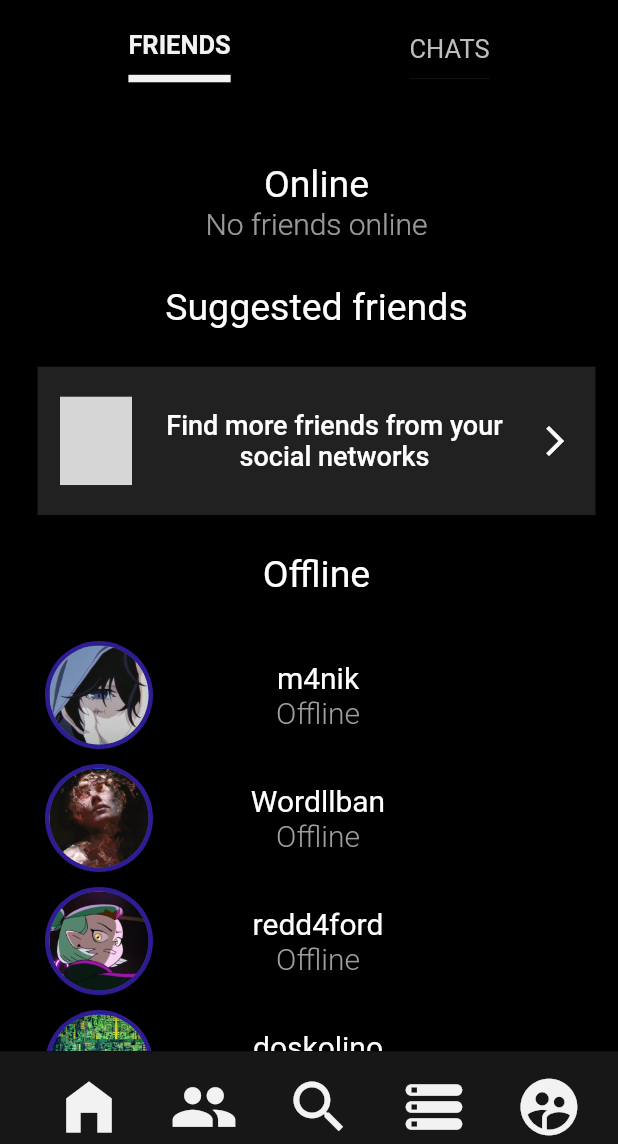
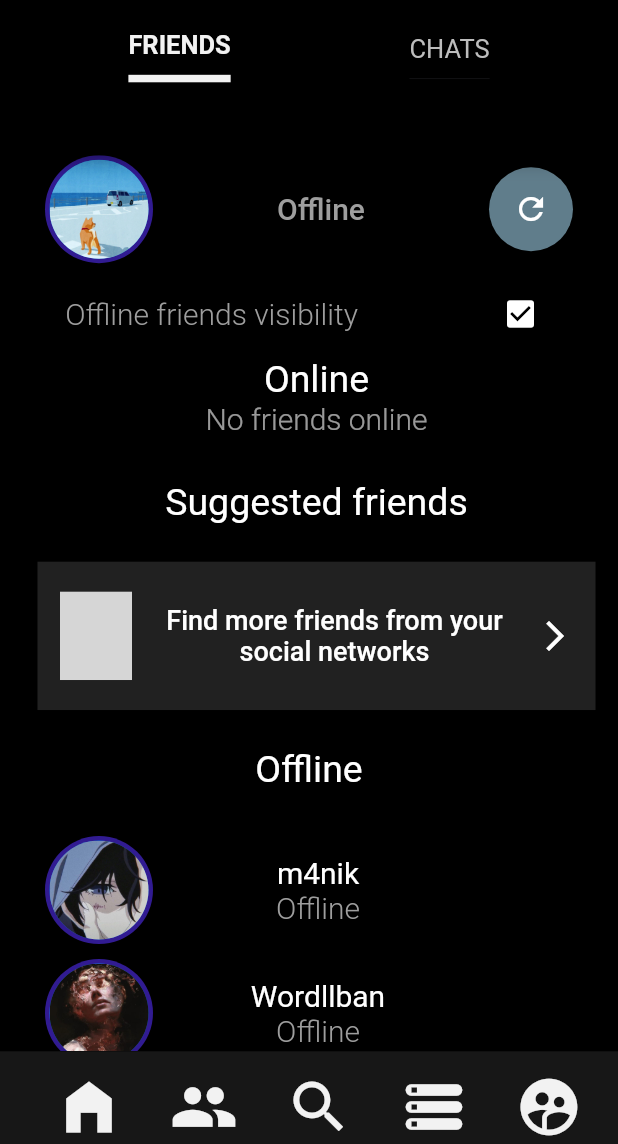
Before and after one commit to leobit-flutter-2021/xbox-app, a Flutter app: the Social screen opened directly, on a phone screen of 412 x 824 dp, the part 92-1236 px from its top. Run offline on Flutter 3.47's test engine with Material 2 defaults, Android fonts, the light colour scheme and no system bars; our stand-ins replace flutter_redux, redux; missing offline and left inert: image_stack; grey boxes are pictures that could not be loaded.

Commit message:
added local state for social view

```diff
--- a/lib/social_view/element/friends_list.dart
+++ b/lib/social_view/element/friends_list.dart
@@ -32,27 +32,33 @@ class OnlineFriends extends StatelessWidget {
                 SizedBox(height: 5),
                 SuggestionFriends(),
                 SizedBox(height: 5),
-                StyledText("Offline", 25.0, Color(0xFFFFFFFF), FontWeight.w400),
-                SizedBox(height: 30)
               ],
             )));
   }
 }
 
 class OfflineFriends extends StatelessWidget {
-  const OfflineFriends({Key? key}) : super(key: key);
+  OfflineFriends(this.isVisible);
+
+  final bool isVisible;
 
   @override
   Widget build(BuildContext context) {
-    return SingleChildScrollView(
+    return (isVisible) ? SingleChildScrollView(
       scrollDirection: Axis.vertical,
       child: Column(
-        children: friends
-            .map((friend) => _friendCard(
+        children: [
+          const StyledText("Offline", 25.0, Color(0xFFFFFFFF), FontWeight.w400),
+          const SizedBox(height: 30),
+          Column(
+            children: friends
+                .map((friend) => _friendCard(
                 context, friend.nickname, friend.imgLink, friend.onlineStatus))
-            .toList(),
-      ),
-    );
+                .toList(),
+          ),
+        ],
+      )
+    ) : Container();
   }
 
   Widget _friendCard(BuildContext context, String nickname, String imgLink,
--- a/lib/social_view/social.dart
+++ b/lib/social_view/social.dart
@@ -3,9 +3,17 @@ import 'package:lab_2_try/navigation/bottom_navigation.dart';
 
 import 'element/friends_list.dart';
 import 'element/social_header.dart';
+import 'element/utils.dart';
 
-class Social extends StatelessWidget {
+class Social extends StatefulWidget {
   const Social({Key? key}) : super(key: key);
+
+  @override
+  SocialState createState() => SocialState();
+}
+
+class SocialState extends State<Social> {
+  bool showOfflineFriends = true;
 
   @override
   Widget build(BuildContext context) {
@@ -24,10 +32,38 @@ class Social extends StatelessWidget {
       body: SafeArea(
           child: SingleChildScrollView(
         child: Column(
-          children: const [OnlineFriends(), OfflineFriends()],
+          children: [
+            myStatus(),
+            Row(
+              mainAxisAlignment: MainAxisAlignment.spaceAround,
+              children: [
+                const StyledText("Offline friends visibility ", 20.0, Color(0xFF9E9E9E), FontWeight.w300),
+                IconButton(
+                  icon: showOfflineFriends
+                    ? const Icon(Icons.check_box)
+                    :const Icon(Icons.check_box_outline_blank),
+                  onPressed: changeOfflineFriendsVisibility,
+                  color: Colors.white
+                  ,
+                )
+              ],
+            ),
+            const OnlineFriends(),
+            OfflineFriends(showOfflineFriends)
+          ],
         ),
       )),
       bottomNavigationBar: const BottomAppBarNavigation(),
     );
   }
+
+  void changeOfflineFriendsVisibility () {
+    setState(() {
+      if (showOfflineFriends) {
+        showOfflineFriends = false;
+      } else {
+        showOfflineFriends = true;
+      }
+    });
+  }
 }
```
